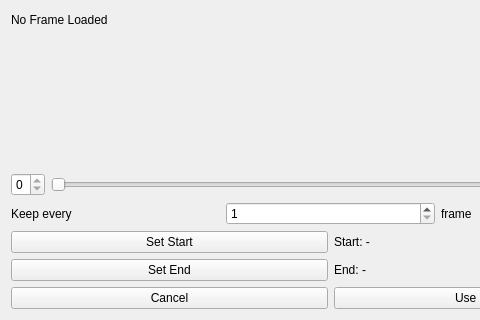
First picture: the form in src/ui/videoinputdialog.ui, repository Dulla-han/project41, before the edit; both pictures show x 0 to 480 and y 186 to 506 of the 661 by 506 pixel window.
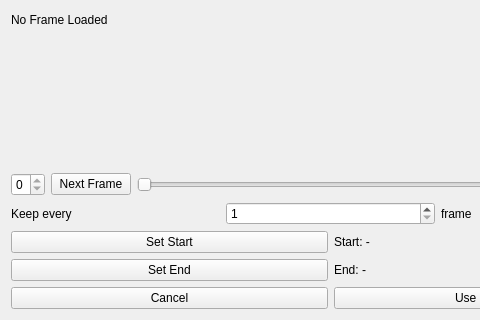
Second picture: the form after the edit. Custom widgets are drawn as their Qt base class.

Commit message: Started connecting UI objects and spliting input video stream into singular frames

What changed in the file:
```diff
--- a/src/ui/videoinputdialog.ui
+++ b/src/ui/videoinputdialog.ui
@@ -67,6 +67,13 @@
        </property>
       </widget>
      </item>
+     <item>
+      <widget class="QPushButton" name="nextFrameButton">
+       <property name="text">
+        <string>Next Frame</string>
+       </property>
+      </widget>
+     </item>
      <item>
       <widget class="QSlider" name="sourceFrameSlider">
        <property name="maximum">
```
The commit also changes 17 other files.
